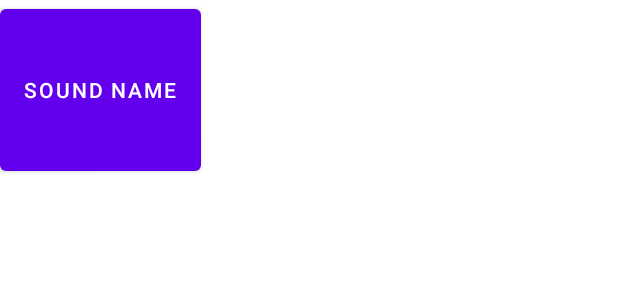
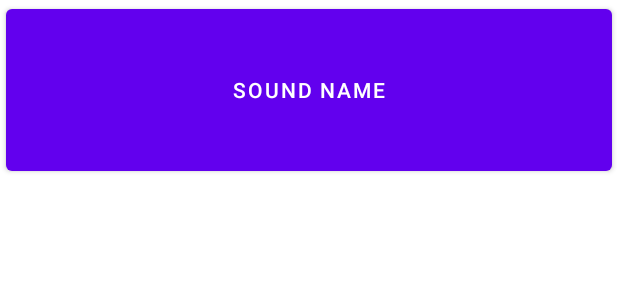
Before and after one commit to zdRan/AndroidProgramming4th, an Android app: the layout list_item_sound.xml on its own in the app's theme, with its tools: preview values and no code run, on a phone screen of 412 x 824 dp. Shown: the top 300 px of the screen. Run offline under Robolectric (Android 15) with nearby library versions, the phone set to English and light mode, and no system bars.

Commit message:
优化视图

```diff
--- a/BeatBox/app/src/main/res/layout/list_item_sound.xml
+++ b/BeatBox/app/src/main/res/layout/list_item_sound.xml
@@ -2,7 +2,9 @@
 <layout xmlns:android="http://schemas.android.com/apk/res/android"
     xmlns:tools="http://schemas.android.com/tools">
     <Button
-        android:layout_width="wrap_content"
+        android:layout_width="match_parent"
         android:layout_height="120dp"
+        android:layout_marginStart="4dp"
+        android:layout_marginEnd="4dp"
         tools:text="Sound name" />
 </layout>
```
Also changed, not shown: BeatBox/app/src/main/java/com/zdran/beatbox/BeatBox.kt (+15 -4 lines), BeatBox/app/src/main/java/com/zdran/beatbox/MainActivity.kt (+5 -4 lines), BeatBox/app/src/main/java/com/zdran/beatbox/Sound.kt (added, +7 -0 lines).
